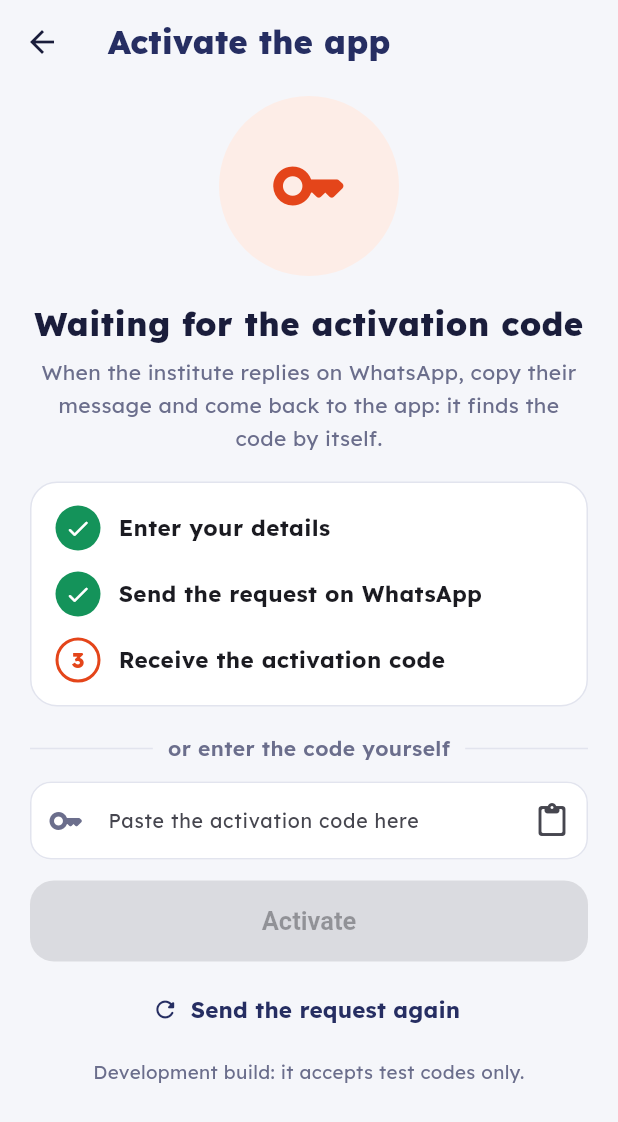
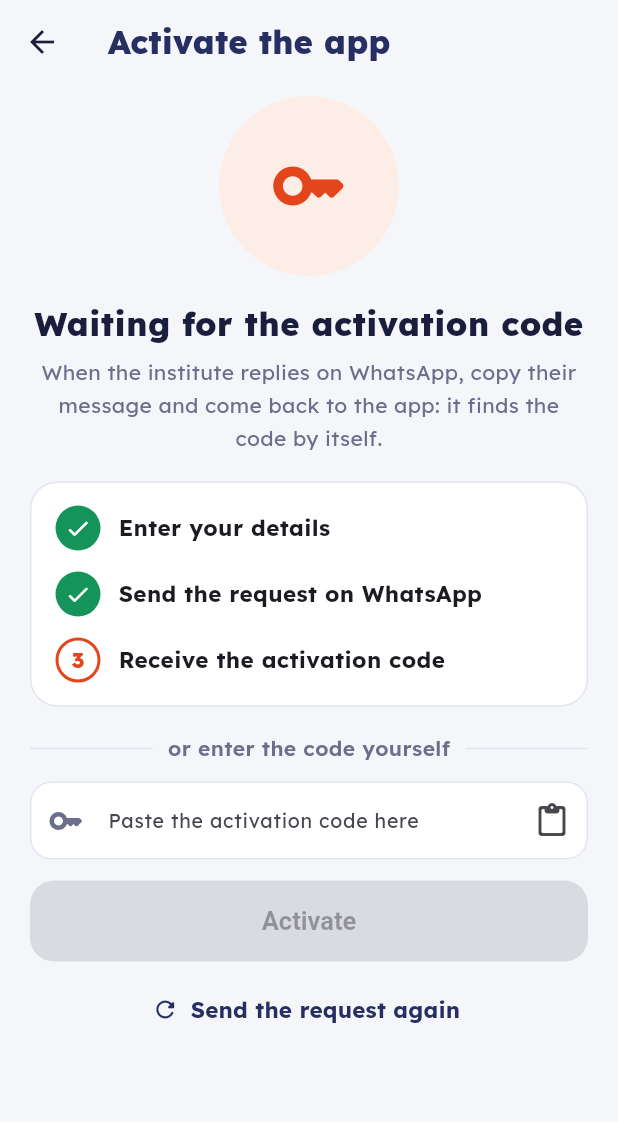
Before and after one commit to sudancodelab-sys/FVI_app, a Flutter app: the _Waiting screen opened directly with empty values, on a phone screen of 412 x 824 dp. Shown: the top 1122 px of the screen. Run offline on Flutter 3.47's test engine with Material 3 defaults, Android fonts, the phone set to English and light mode, and no system bars; our stand-ins replace file_picker, flutter_secure_storage, just_audio, local_auth, shared_preferences; missing offline and left inert: cryptography; accounts and stored records are empty.

Commit message:
Use the existing keys in the first version (decision 49)
The institute wants the apps locked and activated now, and secret
production keys later. Both apps of the first version use the keys of
keys/dev, so the "development build" notes are gone from the student's
waiting screen and the admin's lock and settings screens, and the admin
shows its key as sound, as in the approved design. The code paths for
secret keys (FVI_ISSUER_KEY, FVI_PRODUCTION) stay for a later version.

Co-Authored-By: Claude Opus 5.5 <noreply@anthropic.com>
Claude-Session: https://claude.ai/code/session_01C6w6uMubsi3thcwU9R5ZFH

```diff
--- a/apps/admin/lib/l10n/app_ar.arb
+++ b/apps/admin/lib/l10n/app_ar.arb
@@ -15,7 +15,6 @@
   "setupTitle": "إعداد تطبيق الإدارة",
   "setupText": "مفاتيح المعهد تُصنع مرة واحدة على هذا الهاتف، وبها تُختم الأكواد. احفظ بعدها نسخة احتياطية خارج الهاتف.",
   "createKeys": "إنشاء مفاتيح المعهد",
-  "developmentBuild": "نسخة تطوير: المفاتيح تجريبية، وأكوادها تفتح النسخة التجريبية من تطبيق الطالب فقط.",
   "navHome": "الرئيسية",
   "navNew": "تفعيل جديد",
   "navStudents": "الطلاب",
@@ -183,7 +182,6 @@
   "sealKey": "مفتاح الختم",
   "sealKeySub": "محفوظ ومشفّر على هذا الهاتف",
   "sealOk": "سليم",
-  "sealDevelopment": "تجريبي",
   "lockNow": "قفل التطبيق",
   "backupPassword": "كلمة سر النسخة الاحتياطية",
   "passwordHint": "8 أحرف على الأقل. احفظها في مكان آمن: بدونها لا تُفتح النسخة.",
--- a/apps/admin/lib/l10n/app_localizations.dart
+++ b/apps/admin/lib/l10n/app_localizations.dart
@@ -182,12 +182,6 @@ abstract class L10n {
   /// In ar, this message translates to:
   /// **'إنشاء مفاتيح المعهد'**
   String get createKeys;
-
-  /// No description provided for @developmentBuild.
-  ///
-  /// In ar, this message translates to:
-  /// **'نسخة تطوير: المفاتيح تجريبية، وأكوادها تفتح النسخة التجريبية من تطبيق الطالب فقط.'**
-  String get developmentBuild;
 
   /// No description provided for @navHome.
   ///
@@ -669,12 +663,6 @@ abstract class L10n {
   /// **'سليم'**
   String get sealOk;
 
-  /// No description provided for @sealDevelopment.
-  ///
-  /// In ar, this message translates to:
-  /// **'تجريبي'**
-  String get sealDevelopment;
-
   /// No description provided for @lockNow.
   ///
   /// In ar, this message translates to:
--- a/apps/admin/lib/src/data/secrets.dart
+++ b/apps/admin/lib/src/data/secrets.dart
@@ -22,8 +22,8 @@ class InstituteKeys {
     return InstituteKeys(issuerSeed: key(), rootKey: key());
   }
 
-  /// The public development keys of keys/dev: codes made with them open only
-  /// a student app built with them.
+  /// The keys of keys/dev, which the first version of both apps uses
+  /// (decision #49). They are public: a later version replaces them.
   static final development = InstituteKeys(
     issuerSeed: _hex('fd5d0883a7c40124e8f474b80895c73697327fd164dd1d0570f355aecb5a09c5'),
     rootKey: _hex('a3e9aaf0310e6610087999481d28072369cec22b67d6d31a4d72fb40b31768df'),
@@ -32,13 +32,12 @@ class InstituteKeys {
   final Uint8List issuerSeed;
   final Uint8List rootKey;
 
-  bool get isDevelopment => _equal(issuerSeed, development.issuerSeed);
-
   Map<String, Object?> toJson() => {'seal': base64.encode(issuerSeed), 'root': base64.encode(rootKey)};
 }
 
-/// A build for the institute passes `--dart-define=FVI_PRODUCTION=true`: it
-/// never uses the development keys, and makes or restores the real ones.
+/// For a later version with secret keys (decision #49): a build with
+/// `--dart-define=FVI_PRODUCTION=true` has no keys of its own, and its first
+/// run makes them or restores them from a backup.
 const isProductionBuild = bool.fromEnvironment('FVI_PRODUCTION');
 
 class BackupException implements Exception {
--- a/apps/admin/lib/src/screens/lock.dart
+++ b/apps/admin/lib/src/screens/lock.dart
@@ -190,10 +190,6 @@ class _LockScreenState extends State<LockScreen> {
                   ]),
                 ]),
               ),
-              if (admin.keys?.isDevelopment ?? false) ...[
-                const SizedBox(height: 16),
-                Text(t.developmentBuild, textAlign: TextAlign.center, style: const TextStyle(color: Color(0xFFC9CEF2), fontSize: 12.5)),
-              ],
             ]),
           ),
         ),
--- a/apps/admin/lib/src/screens/settings.dart
+++ b/apps/admin/lib/src/screens/settings.dart
@@ -34,7 +34,6 @@ class SettingsScreen extends StatelessWidget {
           trailing: trailing ?? (onTap == null ? null : const Icon(Icons.chevron_left_rounded)),
           onTap: onTap,
         );
-    final development = admin.keys?.isDevelopment ?? true;
     return Scaffold(
       appBar: AppBar(title: Text(t.settingsTitle)),
       body: ListView(padding: const EdgeInsets.fromLTRB(16, 0, 16, 24), children: [
@@ -84,17 +83,11 @@ class SettingsScreen extends StatelessWidget {
             const Divider(height: 1, color: Fvi.line),
             tile(icon(Icons.key_rounded, Fvi.orange, Fvi.orangeSoft), t.sealKey,
                 subtitle: t.sealKeySub,
-                trailing: development
-                    ? Pill(t.sealDevelopment, color: Fvi.amber, background: Fvi.amberSoft)
-                    : Pill('✓ ${t.sealOk}', color: Fvi.green, background: Fvi.greenSoft)),
+                trailing: Pill('✓ ${t.sealOk}', color: Fvi.green, background: Fvi.greenSoft)),
             const Divider(height: 1, color: Fvi.line),
             tile(icon(Icons.logout_rounded, Fvi.muted, Fvi.navyTint), t.lockNow, onTap: admin.lock),
           ]),
         ),
-        if (development) ...[
-          const SizedBox(height: 14),
-          Text(t.developmentBuild, textAlign: TextAlign.center, style: const TextStyle(color: Fvi.muted, fontSize: 12.5)),
-        ],
       ]),
     );
   }
--- a/apps/student/lib/l10n/app_ar.arb
+++ b/apps/student/lib/l10n/app_ar.arb
@@ -217,6 +217,5 @@
         "type": "String"
       }
     }
-  },
-  "developmentBuild": "نسخة تطوير: تقبل الأكواد التجريبية فقط."
+  }
 }
--- a/apps/student/lib/l10n/app_en.arb
+++ b/apps/student/lib/l10n/app_en.arb
@@ -93,6 +93,5 @@
   "expiredText": "Ask the institute to renew {level}. Your progress is kept.",
   "renewOnWhatsapp": "Renew on WhatsApp",
   "endsOn": "Your access to {level} ends on {date}.",
-  "openUntil": "Open until {date}",
-  "developmentBuild": "Development build: it accepts test codes only."
+  "openUntil": "Open until {date}"
 }
--- a/apps/student/lib/l10n/app_localizations.dart
+++ b/apps/student/lib/l10n/app_localizations.dart
@@ -660,12 +660,6 @@ abstract class L10n {
   /// In ar, this message translates to:
   /// **'مفتوح حتى {date}'**
   String openUntil(String date);
-
-  /// No description provided for @developmentBuild.
-  ///
-  /// In ar, this message translates to:
-  /// **'نسخة تطوير: تقبل الأكواد التجريبية فقط.'**
-  String get developmentBuild;
 }
 
 class _L10nDelegate extends LocalizationsDelegate<L10n> {
--- a/apps/student/lib/l10n/app_localizations_ar.dart
+++ b/apps/student/lib/l10n/app_localizations_ar.dart
@@ -331,7 +331,4 @@ class L10nAr extends L10n {
   String openUntil(String date) {
     return 'مفتوح حتى $date';
   }
-
-  @override
-  String get developmentBuild => 'نسخة تطوير: تقبل الأكواد التجريبية فقط.';
 }
--- a/apps/student/lib/l10n/app_localizations_en.dart
+++ b/apps/student/lib/l10n/app_localizations_en.dart
@@ -332,8 +332,4 @@ class L10nEn extends L10n {
   String openUntil(String date) {
     return 'Open until $date';
   }
-
-  @override
-  String get developmentBuild =>
-      'Development build: it accepts test codes only.';
 }
--- a/apps/student/lib/src/activation/issuer.dart
+++ b/apps/student/lib/src/activation/issuer.dart
@@ -1,12 +1,10 @@
 /// The public key the app checks activation codes with (docs/REQUIREMENTS.md 5.1).
 ///
-/// A build for the students passes the production key:
-/// `--dart-define=FVI_ISSUER_KEY=<64 hex digits>`. Without it the app uses the
-/// development key of keys/dev, and accepts only codes signed with it.
+/// The first version uses the key of keys/dev, as the admin app does
+/// (decision #49). A later version with secret keys passes its own:
+/// `--dart-define=FVI_ISSUER_KEY=<64 hex digits>`.
 const _production = String.fromEnvironment('FVI_ISSUER_KEY');
 const _development = '0e3f726aca1cdd3b5cbf9d442986317f1261e1323eeda441e0c624c3d3aa1d9e';
-
-bool get isDevelopmentBuild => _production.isEmpty;
 
 List<int> get issuerPublicKey {
   const hex = _production == '' ? _development : _production;
--- a/apps/student/lib/src/screens/onboarding/onboarding.dart
+++ b/apps/student/lib/src/screens/onboarding/onboarding.dart
@@ -342,10 +342,6 @@ class _Waiting extends StatelessWidget {
           icon: const Icon(Icons.refresh_rounded, color: Fvi.navy),
           label: Text(t.sendAgain, style: const TextStyle(fontWeight: FontWeight.w700, color: Fvi.navy, fontSize: 15)),
         ),
-        if (isDevelopmentBuild) ...[
-          const SizedBox(height: 8),
-          Text(t.developmentBuild, textAlign: TextAlign.center, style: const TextStyle(color: Fvi.muted, fontSize: 12.5)),
-        ],
       ]),
     );
   }
```
Also changed, not shown: apps/admin/lib/l10n/app_localizations_ar.dart (+0 -7 lines), 6 other files.
